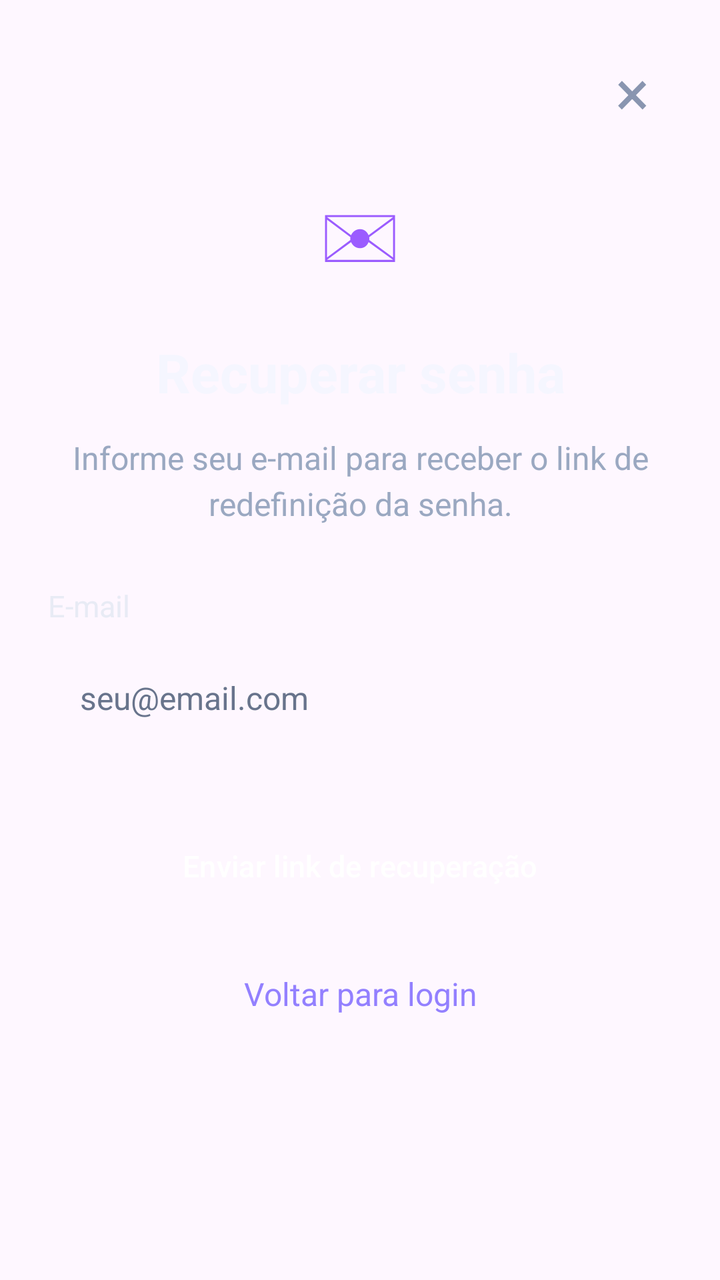
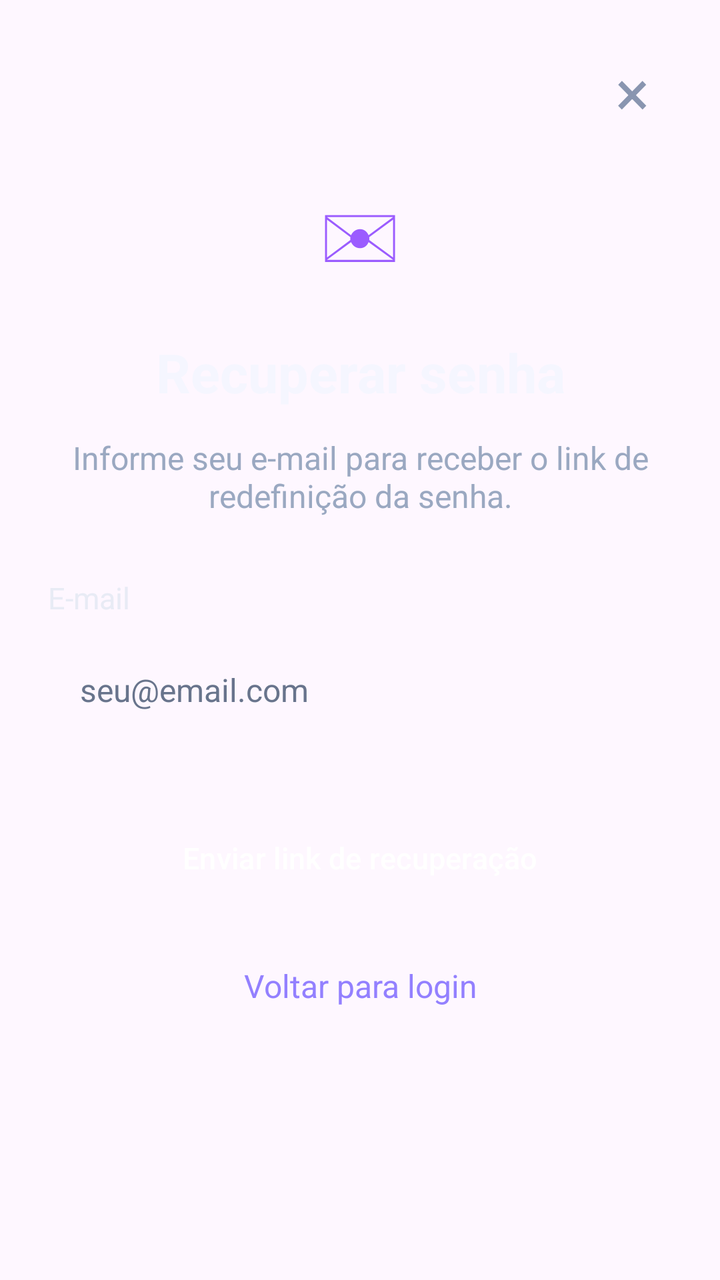

Screens rendered from an Android XML layout before and after an edit, with the pre-edit source and the edit as a unified diff.
<!-- AndroidManifest.xml: application theme Theme.MyApplication -->
<!-- res/layout/senharecup.xml -->
<?xml version="1.0" encoding="utf-8"?>
<ScrollView xmlns:android="http://schemas.android.com/apk/res/android"
    android:id="@+id/scrollSenhaRecup"
    android:layout_width="match_parent"
    android:layout_height="wrap_content"
    android:fillViewport="false"
    android:overScrollMode="never"
    android:scrollbars="none">

    <LinearLayout
        android:id="@+id/modalSenhaRecup"
        android:layout_width="match_parent"
        android:layout_height="wrap_content"
        android:orientation="vertical"
        android:padding="24dp"
        android:gravity="center_horizontal">

        
        <LinearLayout
            android:id="@+id/layoutFormularioRecup"
            android:layout_width="match_parent"
            android:layout_height="wrap_content"
            android:orientation="vertical"
            android:gravity="center_horizontal">

            
            <LinearLayout
                android:layout_width="match_parent"
                android:layout_height="40dp"
                android:gravity="end|center_vertical">

                <TextView
                    android:id="@+id/btnFecharRecup"
                    android:layout_width="40dp"
                    android:layout_height="40dp"
                    android:gravity="center"
                    android:text="×"
                    android:textSize="32sp"
                    android:textColor="#8995B0"
                    android:clickable="true"
                    android:focusable="true"
                    android:contentDescription="Fechar recuperação de senha"
                    android:background="?attr/selectableItemBackgroundBorderless" />
            </LinearLayout>

            
            <TextView
                android:layout_width="84dp"
                android:layout_height="84dp"
                android:layout_marginTop="4dp"
                android:gravity="center"
                android:text="✉"
                android:textSize="54sp"
                android:textColor="#9B5CFF"
                android:contentDescription="Recuperação de senha" />

            
            <TextView
                android:layout_width="match_parent"
                android:layout_height="wrap_content"
                android:layout_marginTop="16dp"
                android:gravity="center"
                android:text="Recuperar senha"
                android:textColor="#F5F6FF"
                android:textSize="27sp"
                android:textStyle="bold" />

            
            <TextView
                android:layout_width="match_parent"
                android:layout_height="wrap_content"
                android:layout_marginTop="14dp"
                android:gravity="center"
                android:lineSpacingExtra="4dp"
                android:text="Informe seu e-mail para receber o link de redefinição da senha."
                android:textColor="#9AA8C1"
                android:textSize="16sp" />

            
            <TextView
                android:layout_width="match_parent"
                android:layout_height="wrap_content"
                android:layout_marginTop="30dp"
                android:text="E-mail"
                android:textColor="#E8EBF5"
                android:textSize="15sp" />

            
            <EditText
                android:id="@+id/edtEmailRecup"
                android:layout_width="match_parent"
                android:layout_height="56dp"
                android:layout_marginTop="8dp"
                android:background="@android:color/transparent"
                android:hint="seu@email.com"
                android:paddingStart="16dp"
                android:paddingEnd="16dp"
                android:singleLine="true"
                android:inputType="textEmailAddress"
                android:imeOptions="actionDone"
                android:textColor="#F5F6FF"
                android:textColorHint="#68748C"
                android:textSize="16sp"
                android:autofillHints="emailAddress" />

            
            <Button
                android:id="@+id/btnEnviarRecup"
                android:layout_width="match_parent"
                android:layout_height="56dp"
                android:layout_marginTop="28dp"
                android:background="@android:color/transparent"
                android:text="Enviar link de recuperação"
                android:textAllCaps="false"
                android:textColor="#FFFFFF"
                android:textSize="15sp" />

            
            <TextView
                android:id="@+id/btnVoltarLogin"
                android:layout_width="wrap_content"
                android:layout_height="48dp"
                android:layout_marginTop="12dp"
                android:gravity="center"
                android:paddingStart="16dp"
                android:paddingEnd="16dp"
                android:text="Voltar para login"
                android:textColor="#9380FF"
                android:textSize="16sp"
                android:clickable="true"
                android:focusable="true" />

        </LinearLayout>

        
        <LinearLayout
            android:id="@+id/layoutSucessoRecup"
            android:layout_width="match_parent"
            android:layout_height="wrap_content"
            android:orientation="vertical"
            android:gravity="center_horizontal"
            android:visibility="gone">

            
            <LinearLayout
                android:layout_width="match_parent"
                android:layout_height="40dp"
                android:gravity="end|center_vertical">

                <TextView
                    android:id="@+id/btnFecharSucessoRecup"
                    android:layout_width="40dp"
                    android:layout_height="40dp"
                    android:gravity="center"
                    android:text="×"
                    android:textSize="32sp"
                    android:textColor="#8995B0"
                    android:contentDescription="Fechar confirmação"
                    android:background="?attr/selectableItemBackgroundBorderless"
                    android:clickable="true"
                    android:focusable="true" />
            </LinearLayout>

            
            <FrameLayout
                android:id="@+id/circuloSucessoRecup"
                android:layout_width="112dp"
                android:layout_height="112dp"
                android:layout_marginTop="20dp"
                android:background="@drawable/bg_circulo_sucesso"
                android:gravity="center">

                <TextView
                    android:id="@+id/txtCheckSucesso"
                    android:layout_width="match_parent"
                    android:layout_height="match_parent"
                    android:gravity="center"
                    android:text="✓"
                    android:textColor="#FFFFFF"
                    android:textSize="62sp"
                    android:textStyle="bold" />
            </FrameLayout>

            
            <TextView
                android:layout_width="match_parent"
                android:layout_height="wrap_content"
                android:layout_marginTop="24dp"
                android:gravity="center"
                android:text="Código enviado!"
                android:textColor="#F5F6FF"
                android:textSize="27sp"
                android:textStyle="bold" />

            
            <TextView
                android:layout_width="match_parent"
                android:layout_height="wrap_content"
                android:layout_marginTop="14dp"
                android:gravity="center"
                android:lineSpacingExtra="4dp"
                android:text="Um código de confirmação foi encaminhado para seu e-mail:"
                android:textColor="#9AA8C1"
                android:textSize="16sp" />

            
            <TextView
                android:id="@+id/txtEmailConfirmacaoRecup"
                android:layout_width="match_parent"
                android:layout_height="wrap_content"
                android:layout_marginTop="24dp"
                android:padding="16dp"
                android:gravity="center"
                android:background="@drawable/bg_email_confirmacao"
                android:text="seu@email.com"
                android:textColor="#F5F6FF"
                android:textSize="16sp"
                android:textStyle="bold"
                android:breakStrategy="simple" />

            
            <TextView
                android:layout_width="match_parent"
                android:layout_height="wrap_content"
                android:layout_marginTop="24dp"
                android:gravity="center"
                android:lineSpacingExtra="4dp"
                android:text="Verifique sua caixa de entrada e também o spam, caso não encontre."
                android:textColor="#9AA8C1"
                android:textSize="15sp" />

            
            <Button
                android:id="@+id/btnEntendiRecup"
                android:layout_width="match_parent"
                android:layout_height="56dp"
                android:layout_marginTop="32dp"
                android:background="@android:color/transparent"
                android:text="Entendi"
                android:textAllCaps="false"
                android:textColor="#FFFFFF"
                android:textSize="16sp" />

        </LinearLayout>

    </LinearLayout>
</ScrollView>
<!-- resources referenced by this layout -->
<resources>
  <!-- drawable bg_circulo_sucesso (drawable) -->
  <?xml version="1.0" encoding="utf-8"?>
  <shape xmlns:android="http://schemas.android.com/apk/res/android"
      android:shape="oval">
  
      <solid android:color="#0DBF78" />
  
      <stroke
          android:width="5dp"
          android:color="#087C59" />
  
  </shape>
  <!-- drawable bg_email_confirmacao (drawable) -->
  <?xml version="1.0" encoding="utf-8"?>
  <shape xmlns:android="http://schemas.android.com/apk/res/android"
      android:shape="rectangle">
  
      <solid android:color="#121729" />
  
      <corners android:radius="14dp" />
  
      <stroke
          android:width="1dp"
          android:color="#343F75" />
  
  </shape>
  <style name="Theme.MyApplication" parent="Base.Theme.MyApplication" />
  <style name="Base.Theme.MyApplication" parent="Theme.Material3.DayNight.NoActionBar">
          
          
      </style>
</resources>

<!-- the commit's change to res/layout/senharecup.xml (unified diff, before → after) -->
@@ -28,7 +28,6 @@
                 android:layout_width="match_parent"
                 android:layout_height="40dp"
                 android:gravity="end|center_vertical">
-
                 <TextView
                     android:id="@+id/btnFecharRecup"
                     android:layout_width="40dp"
@@ -39,11 +38,9 @@
                     android:textColor="#8995B0"
                     android:clickable="true"
                     android:focusable="true"
-                    android:contentDescription="Fechar recuperação de senha"
                     android:background="?attr/selectableItemBackgroundBorderless" />
             </LinearLayout>
 
-            
             <TextView
                 android:layout_width="84dp"
                 android:layout_height="84dp"
@@ -51,10 +48,8 @@
                 android:gravity="center"
                 android:text="✉"
                 android:textSize="54sp"
-                android:textColor="#9B5CFF"
-                android:contentDescription="Recuperação de senha" />
-
-            
+                android:textColor="#9B5CFF" />
+
             <TextView
                 android:layout_width="match_parent"
                 android:layout_height="wrap_content"
@@ -65,18 +60,15 @@
                 android:textSize="27sp"
                 android:textStyle="bold" />
 
-            
             <TextView
                 android:layout_width="match_parent"
                 android:layout_height="wrap_content"
                 android:layout_marginTop="14dp"
                 android:gravity="center"
-                android:lineSpacingExtra="4dp"
                 android:text="Informe seu e-mail para receber o link de redefinição da senha."
                 android:textColor="#9AA8C1"
                 android:textSize="16sp" />
 
-            
             <TextView
                 android:layout_width="match_parent"
                 android:layout_height="wrap_content"
@@ -85,7 +77,6 @@
                 android:textColor="#E8EBF5"
                 android:textSize="15sp" />
 
-            
             <EditText
                 android:id="@+id/edtEmailRecup"
                 android:layout_width="match_parent"
@@ -97,13 +88,10 @@
                 android:paddingEnd="16dp"
                 android:singleLine="true"
                 android:inputType="textEmailAddress"
-                android:imeOptions="actionDone"
                 android:textColor="#F5F6FF"
                 android:textColorHint="#68748C"
-                android:textSize="16sp"
-                android:autofillHints="emailAddress" />
-
-            
+                android:textSize="16sp" />
+
             <Button
                 android:id="@+id/btnEnviarRecup"
                 android:layout_width="match_parent"
@@ -115,7 +103,6 @@
                 android:textColor="#FFFFFF"
                 android:textSize="15sp" />
 
-            
             <TextView
                 android:id="@+id/btnVoltarLogin"
                 android:layout_width="wrap_content"
@@ -126,10 +113,7 @@
                 android:paddingEnd="16dp"
                 android:text="Voltar para login"
                 android:textColor="#9380FF"
-                android:textSize="16sp"
-                android:clickable="true"
-                android:focusable="true" />
-
+                android:textSize="16sp" />
         </LinearLayout>
 
         
@@ -141,12 +125,10 @@
             android:gravity="center_horizontal"
             android:visibility="gone">
 
-            
             <LinearLayout
                 android:layout_width="match_parent"
                 android:layout_height="40dp"
                 android:gravity="end|center_vertical">
-
                 <TextView
                     android:id="@+id/btnFecharSucessoRecup"
                     android:layout_width="40dp"
@@ -155,13 +137,10 @@
                     android:text="×"
                     android:textSize="32sp"
                     android:textColor="#8995B0"
-                    android:contentDescription="Fechar confirmação"
-                    android:background="?attr/selectableItemBackgroundBorderless"
                     android:clickable="true"
-                    android:focusable="true" />
+                    android:background="?attr/selectableItemBackgroundBorderless" />
             </LinearLayout>
 
-            
             <FrameLayout
                 android:id="@+id/circuloSucessoRecup"
                 android:layout_width="112dp"
@@ -169,7 +148,6 @@
                 android:layout_marginTop="20dp"
                 android:background="@drawable/bg_circulo_sucesso"
                 android:gravity="center">
-
                 <TextView
                     android:id="@+id/txtCheckSucesso"
                     android:layout_width="match_parent"
@@ -181,7 +159,6 @@
                     android:textStyle="bold" />
             </FrameLayout>
 
-            
             <TextView
                 android:layout_width="match_parent"
                 android:layout_height="wrap_content"
@@ -192,18 +169,15 @@
                 android:textSize="27sp"
                 android:textStyle="bold" />
 
-            
             <TextView
                 android:layout_width="match_parent"
                 android:layout_height="wrap_content"
                 android:layout_marginTop="14dp"
                 android:gravity="center"
-                android:lineSpacingExtra="4dp"
                 android:text="Um código de confirmação foi encaminhado para seu e-mail:"
                 android:textColor="#9AA8C1"
                 android:textSize="16sp" />
 
-            
             <TextView
                 android:id="@+id/txtEmailConfirmacaoRecup"
                 android:layout_width="match_parent"
@@ -215,32 +189,72 @@
                 android:text="seu@email.com"
                 android:textColor="#F5F6FF"
                 android:textSize="16sp"
-                android:textStyle="bold"
-                android:breakStrategy="simple" />
-
-            
-            <TextView
-                android:layout_width="match_parent"
-                android:layout_height="wrap_content"
-                android:layout_marginTop="24dp"
-                android:gravity="center"
-                android:lineSpacingExtra="4dp"
-                android:text="Verifique sua caixa de entrada e também o spam, caso não encontre."
-                android:textColor="#9AA8C1"
-                android:textSize="15sp" />
-
-            
+                android:textStyle="bold" />
+
             <Button
                 android:id="@+id/btnEntendiRecup"
                 android:layout_width="match_parent"
                 android:layout_height="56dp"
                 android:layout_marginTop="32dp"
                 android:background="@android:color/transparent"
-                android:text="Entendi"
+                android:text="Já tenho o código"
                 android:textAllCaps="false"
                 android:textColor="#FFFFFF"
                 android:textSize="16sp" />
-
+        </LinearLayout>
+
+        
+        <LinearLayout
+            android:id="@+id/layoutValidarCodigo"
+            android:layout_width="match_parent"
+            android:layout_height="wrap_content"
+            android:orientation="vertical"
+            android:gravity="center_horizontal"
+            android:visibility="gone">
+
+            <TextView
+                android:layout_width="match_parent"
+                android:layout_height="wrap_content"
+                android:layout_marginTop="16dp"
+                android:gravity="center"
+                android:text="Digite o código"
+                android:textColor="#F5F6FF"
+                android:textSize="27sp"
+                android:textStyle="bold" />
+
+            <TextView
+                android:layout_width="match_parent"
+                android:layout_height="wrap_content"
+                android:layout_marginTop="14dp"
+                android:gravity="center"
+                android:text="Insira o código de 6 dígitos enviado para seu e-mail."
+                android:textColor="#9AA8C1"
+                android:textSize="16sp" />
+
+            <EditText
+                android:id="@+id/edtCodigo"
+                android:layout_width="match_parent"
+                android:layout_height="56dp"
+                android:layout_marginTop="30dp"
+                android:background="@drawable/bg_email_confirmacao"
+                android:hint="000000"
+                android:gravity="center"
+                android:inputType="number"
+                android:maxLength="6"
+                android:textColor="#F5F6FF"
+                android:textColorHint="#68748C"
+                android:textSize="24sp" />
+
+            <Button
+                android:id="@+id/btnValidarCodigo"
+                android:layout_width="match_parent"
+                android:layout_height="56dp"
+                android:layout_marginTop="28dp"
+                android:background="@android:color/transparent"
+                android:text="Validar código"
+                android:textAllCaps="false"
+                android:textColor="#FFFFFF"
+                android:textSize="16sp" />
         </LinearLayout>
 
     </LinearLayout>
